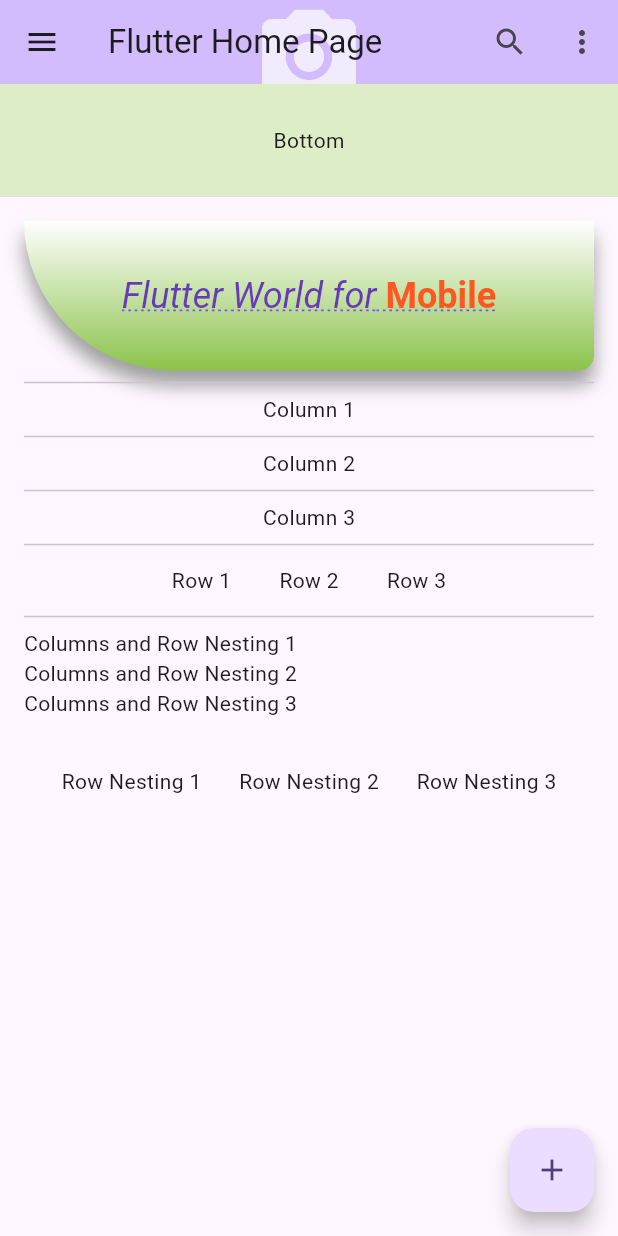
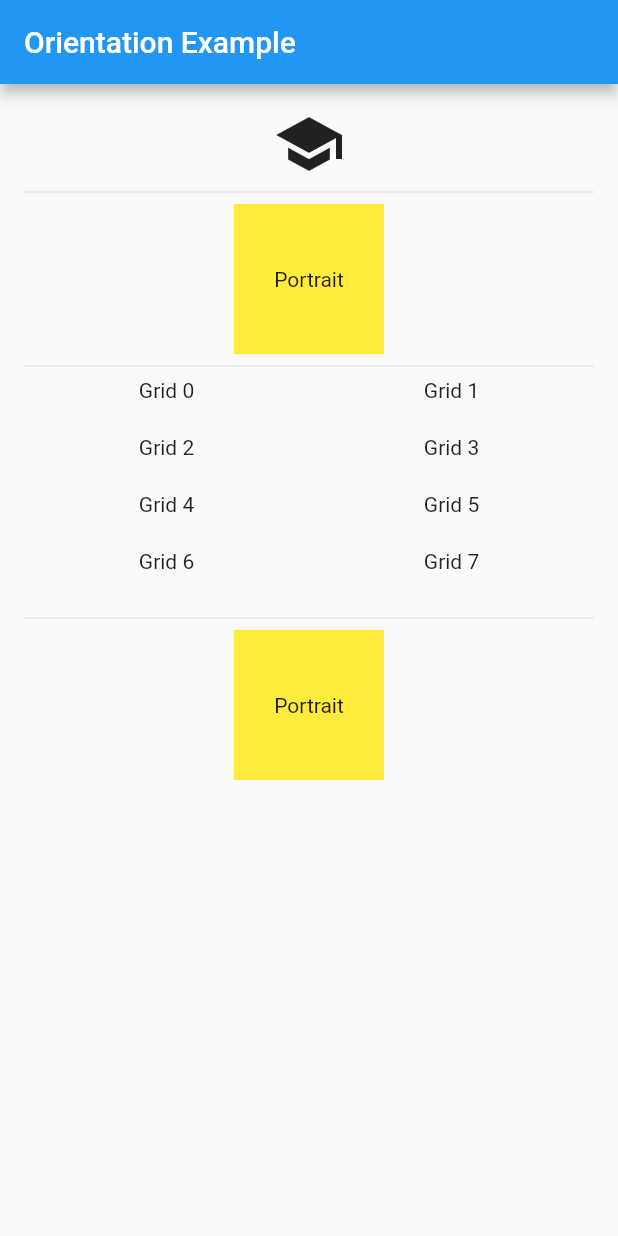
Before and after one commit to Abdu11ahUbaid/flutterappliction-2021cs191-, a Flutter app: the screen it shows after launch, on a phone screen of 412 x 824 dp. Run offline on Flutter 3.47's test engine with Material 2 defaults, Android fonts, the phone set to English and light mode, and no system bars.

Commit message:
orientation example

```diff
--- a/lib/main.dart
+++ b/lib/main.dart
@@ -1,256 +1,154 @@
 import 'package:flutter/material.dart';
 
-void main() {
-  runApp(const MyApp());
-}
+void main() => runApp(MyApp());
 
 class MyApp extends StatelessWidget {
-  const MyApp({super.key});
-
   @override
   Widget build(BuildContext context) {
     return MaterialApp(
-      title: 'Flutter Demo',
-      theme: ThemeData(
-        primarySwatch: Colors.lightGreen,
-        colorScheme: ColorScheme.fromSeed(seedColor: Colors.deepPurple),
-        useMaterial3: true,
-      ),
-      home: const MyHomePage(title: 'Flutter Home Page'),
+      title: 'Orientation Example',
+      home: Home(),
     );
   }
 }
 
-class MyHomePage extends StatefulWidget {
-  const MyHomePage({super.key, required this.title});
-
-  final String title;
-
-  @override
-  State<MyHomePage> createState() => _MyHomePageState();
-}
-
-class _MyHomePageState extends State<MyHomePage> {
-  int _counter = 0;
-
-  void _incrementCounter() {
-    setState(() {
-      _counter++;
-    });
-  }
-
+class Home extends StatelessWidget {
   @override
   Widget build(BuildContext context) {
     return Scaffold(
       appBar: AppBar(
-        backgroundColor: Theme.of(context).colorScheme.inversePrimary,
-        leading: IconButton(
-          icon: Icon(Icons.menu),
-          onPressed: () {
-            // Add your onPressed logic here
-          },
-        ),
-        title: Text(widget.title),
-        actions: <Widget>[
-          IconButton(
-            icon: Icon(Icons.search),
-            onPressed: () {
-              // Add your onPressed logic here
-            },
-          ),
-          IconButton(
-            icon: Icon(Icons.more_vert),
-            onPressed: () {
-              // Add your onPressed logic here
-            },
-          ),
-        ],
-        flexibleSpace: SafeArea(
-          child: Icon(
-            Icons.photo_camera,
-            size: 75.0,
-            color: Colors.white70,
-          ),
-        ),
-        bottom: PreferredSize(
-          child: Container(
-            color: Colors.lightGreen.shade100,
-            height: 75.0,
-            width: double.infinity,
-            child: Center(
-              child: Text('Bottom'),
-            ),
-          ),
-          preferredSize: Size.fromHeight(75.0),
-        ),
+        title: Text('Orientation Example'),
       ),
-      body: Padding(
-        padding: EdgeInsets.all(16.0),
-        child: SafeArea(
-          child: SingleChildScrollView(
+      body: SafeArea(
+        child: SingleChildScrollView(
+          child: Padding(
+            padding: EdgeInsets.all(16.0),
             child: Column(
               children: <Widget>[
-                const ContainerWithBoxDecorationWidget(),
+                const OrientationLayoutIconsWidget(),
                 Divider(),
-                const ColumnWidget(),
+                const OrientationLayoutWidget(),
                 Divider(),
-                const RowWidget(),
+                const GridViewWidget(),
                 Divider(),
-                const ColumnAndRowNestingWidget(),
+                const OrientationBuilderWidget(),
               ],
             ),
           ),
         ),
       ),
-      floatingActionButton: FloatingActionButton(
-        onPressed: _incrementCounter,
-        tooltip: 'Increment',
-        child: const Icon(Icons.add),
-      ),
     );
   }
 }
 
-class ContainerWithBoxDecorationWidget extends StatelessWidget {
-  const ContainerWithBoxDecorationWidget({
+class OrientationLayoutIconsWidget extends StatelessWidget {
+  const OrientationLayoutIconsWidget({
     Key? key,
   }) : super(key: key);
 
   @override
   Widget build(BuildContext context) {
-    return Column(
+    Orientation _orientation = MediaQuery.of(context).orientation;
+    return _orientation == Orientation.portrait
+        ? Row(
+      mainAxisAlignment: MainAxisAlignment.center,
       children: <Widget>[
-        Container(
-          height: 100.0,
-          decoration: BoxDecoration(
-            borderRadius: BorderRadius.only(
-              bottomLeft: Radius.circular(100.0),
-              bottomRight: Radius.circular(10.0),
-            ),
-            gradient: LinearGradient(
-              begin: Alignment.topCenter,
-              end: Alignment.bottomCenter,
-              colors: [
-                Colors.white,
-                Colors.lightGreen.shade500,
-              ],
-            ),
-            boxShadow: [
-              BoxShadow(
-                color: Colors.grey,
-                blurRadius: 10.0,
-                offset: Offset(0.0, 10.0),
-              ),
-            ],
-          ),
-          child: Center(
-            child: RichText(
-              text: TextSpan(
-                text: 'Flutter World',
-                style: TextStyle(
-                  fontSize: 24.0,
-                  color: Colors.deepPurple,
-                  decoration: TextDecoration.underline,
-                  decorationColor: Colors.deepPurpleAccent,
-                  decorationStyle: TextDecorationStyle.dotted,
-                  fontStyle: FontStyle.italic,
-                  fontWeight: FontWeight.normal,
-                ),
-                children: <TextSpan>[
-                  TextSpan(
-                    text: ' for',
-                  ),
-                  TextSpan(
-                    text: ' Mobile',
-                    style: TextStyle(
-                      color: Colors.deepOrange,
-                      fontStyle: FontStyle.normal,
-                      fontWeight: FontWeight.bold,
-                    ),
-                  ),
-                ],
-              ),
-            ),
-          ),
+        Icon(
+          Icons.school,
+          size: 48.0,
+        ),
+      ],
+    )
+        : Row(
+      mainAxisAlignment: MainAxisAlignment.center,
+      children: <Widget>[
+        Icon(
+          Icons.school,
+          size: 48.0,
+        ),
+        Icon(
+          Icons.brush,
+          size: 48.0,
         ),
       ],
     );
   }
 }
 
-class ColumnWidget extends StatelessWidget {
-  const ColumnWidget({
+class OrientationLayoutWidget extends StatelessWidget {
+  const OrientationLayoutWidget({
     Key? key,
   }) : super(key: key);
 
   @override
   Widget build(BuildContext context) {
-    return Column(
-      crossAxisAlignment: CrossAxisAlignment.center,
-      mainAxisAlignment: MainAxisAlignment.spaceEvenly,
-      mainAxisSize: MainAxisSize.max,
-      children: <Widget>[
-        Text('Column 1'),
-        Divider(),
-        Text('Column 2'),
-        Divider(),
-        Text('Column 3'),
-      ],
+    Orientation _orientation = MediaQuery.of(context).orientation;
+    return _orientation == Orientation.portrait
+        ? Container(
+      alignment: Alignment.center,
+      color: Colors.yellow,
+      height: 100.0,
+      width: 100.0,
+      child: Text('Portrait'),
+    )
+        : Container(
+      alignment: Alignment.center,
+      color: Colors.lightGreen,
+      height: 100.0,
+      width: 200.0,
+      child: Text('Landscape'),
     );
   }
 }
 
-class RowWidget extends StatelessWidget {
-  const RowWidget({
+class GridViewWidget extends StatelessWidget {
+  const GridViewWidget({
     Key? key,
   }) : super(key: key);
 
   @override
   Widget build(BuildContext context) {
-    return Row(
-      crossAxisAlignment: CrossAxisAlignment.start,
-      mainAxisAlignment: MainAxisAlignment.spaceEvenly,
-      mainAxisSize: MainAxisSize.max,
-      children: <Widget>[
-        Row(
-          children: <Widget>[
-            Text('Row 1'),
-            Padding(padding: EdgeInsets.all(16.0)),
-            Text('Row 2'),
-            Padding(padding: EdgeInsets.all(16.0)),
-            Text('Row 3'),
-          ],
-        ),
-      ],
+    Orientation _orientation = MediaQuery.of(context).orientation;
+    return GridView.count(
+      shrinkWrap: true,
+      physics: NeverScrollableScrollPhysics(),
+      crossAxisCount: _orientation == Orientation.portrait ? 2 : 4,
+      childAspectRatio: 5.0,
+      children: List.generate(8, (int index) {
+        return Text(
+          "Grid $index",
+          textAlign: TextAlign.center,
+        );
+      }),
     );
   }
 }
 
-class ColumnAndRowNestingWidget extends StatelessWidget {
-  const ColumnAndRowNestingWidget({
+class OrientationBuilderWidget extends StatelessWidget {
+  const OrientationBuilderWidget({
     Key? key,
   }) : super(key: key);
 
   @override
   Widget build(BuildContext context) {
-    return Column(
-      crossAxisAlignment: CrossAxisAlignment.start,
-      mainAxisAlignment: MainAxisAlignment.spaceEvenly,
-      mainAxisSize: MainAxisSize.max,
-      children: <Widget>[
-        Text('Columns and Row Nesting 1'),
-        Text('Columns and Row Nesting 2'),
-        Text('Columns and Row Nesting 3'),
-        Padding(padding: EdgeInsets.all(16.0)),
-        Row(
-          mainAxisAlignment: MainAxisAlignment.spaceEvenly,
-          children: <Widget>[
-            Text('Row Nesting 1'),
-            Text('Row Nesting 2'),
-            Text('Row Nesting 3'),
-          ],
-        ),
-      ],
+    return OrientationBuilder(
+      builder: (BuildContext context, Orientation orientation) {
+        return orientation == Orientation.portrait
+            ? Container(
+          alignment: Alignment.center,
+          color: Colors.yellow,
+          height: 100.0,
+          width: 100.0,
+          child: Text('Portrait'),
+        )
+            : Container(
+          alignment: Alignment.center,
+          color: Colors.lightGreen,
+          height: 100.0,
+          width: 200.0,
+          child: Text('Landscape'),
+        );
+      },
     );
   }
 }
```
Also changed, not shown: lib/a.dart (added).
